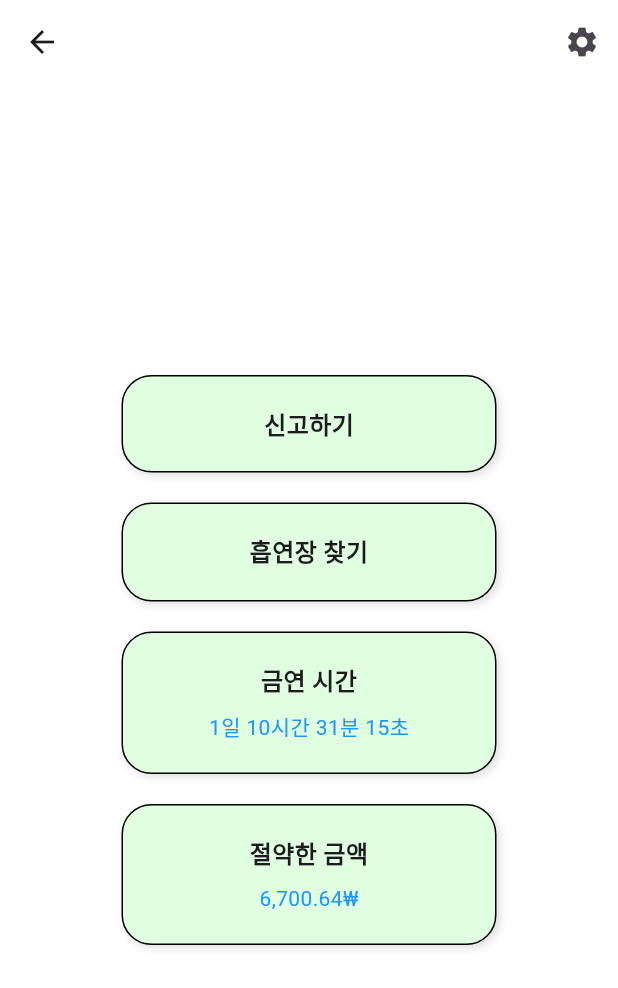
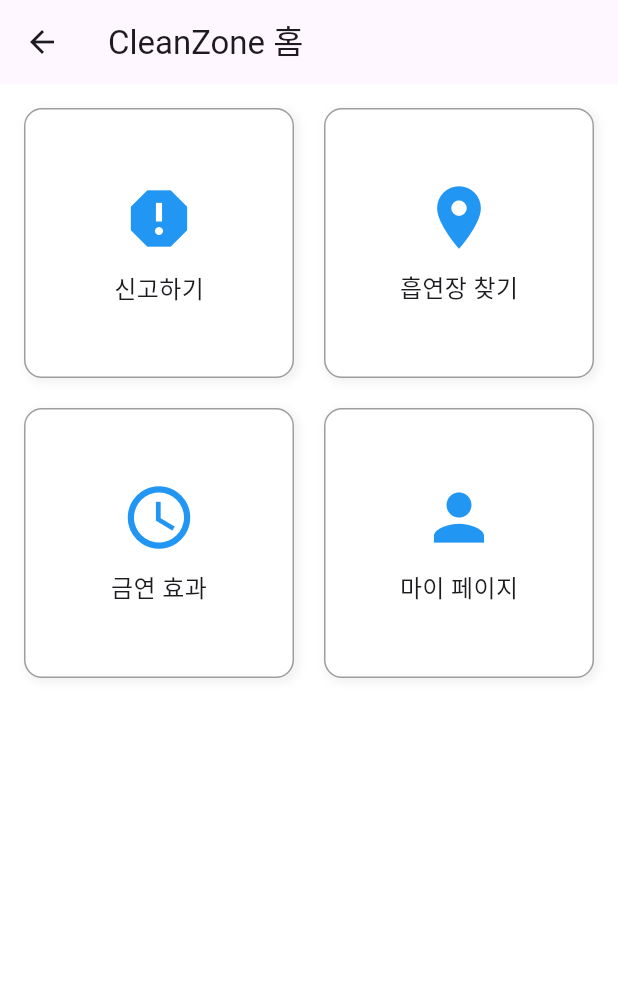
Before and after one commit to jinwon0134/capstondisign, a Flutter app: the MainPage screen opened directly, on a phone screen of 412 x 824 dp. Shown: the top 988 px of the screen. Run offline on Flutter 3.47's test engine with Material 3 defaults, Android fonts, the phone set to English and light mode, and no system bars.

Commit message:
메인페이지 수정 중

```diff
--- a/lib/Page/main_page.dart
+++ b/lib/Page/main_page.dart
@@ -1,72 +1,68 @@
 import 'package:flutter/material.dart';
 
+void main() => runApp(const MyApp());
+
+class MyApp extends StatelessWidget {
+  const MyApp({Key? key}) : super(key: key);
+
+  @override
+  Widget build(BuildContext context) {
+    return const MaterialApp(
+      home: MainPage(),
+    );
+  }
+}
+
 class MainPage extends StatelessWidget {
-  const MainPage({super.key});
+  const MainPage({Key? key}) : super(key: key);
+
+  final List<Map<String, dynamic>> menuItems = const [
+    {'icon': Icons.report, 'label': '신고하기'},
+    {'icon': Icons.place, 'label': '흡연장 찾기'},
+    {'icon': Icons.access_time, 'label': '금연 효과'},
+    {'icon': Icons.person, 'label': '마이 페이지'},
+  ];
 
   @override
   Widget build(BuildContext context) {
     return Scaffold(
-      appBar: AppBar(
-        elevation: 0,
-        backgroundColor: Colors.white,
-        actions: [
-          IconButton(
-            icon: const Icon(Icons.settings),
-            onPressed: () {},
-          ),
+      appBar: AppBar(title: const Text('CleanZone 홈')),
+      body: Padding(
+        padding: const EdgeInsets.all(16.0),
+        child: GridView.count(
+          crossAxisCount: 2,
+          crossAxisSpacing: 20,
+          mainAxisSpacing: 20,
+          children: menuItems.map((item) {
+            return GestureDetector(
+              onTap: () {
+                print('${item['label']} 클릭됨');
+              },
+              child: Container(
+                decoration: BoxDecoration(
+                  color: Colors.white,
+                  border: Border.all(color: Colors.grey), // 회색 테두리
+                  borderRadius: BorderRadius.circular(12), // 모서리 둥글게
+                  boxShadow: [
+                    BoxShadow(
+                      color: Colors.black.withOpacity(0.05),
+                      spreadRadius: 1,
+                      blurRadius: 4,
+                      offset: const Offset(2, 2),
+                    )
                   ],
                 ),
-      body: Center(
-        child: SingleChildScrollView(
                 child: Column(
+                  mainAxisAlignment: MainAxisAlignment.center,
                   children: [
-              _mainButton(context, '신고하기', () {}),
-              const SizedBox(height: 20),
-              _mainButton(context, '흡연장 찾기', () {}),
-              const SizedBox(height: 20),
-              _mainButton(context, '금연 시간', () {}, subtitle: '1일 10시간 31분 15초'),
-              const SizedBox(height: 20),
-              _mainButton(context, '절약한 금액', () {}, subtitle: '6,700.64₩'),
+                    Icon(item['icon'], size: 50, color: Colors.blue),
+                    const SizedBox(height: 10),
+                    Text(item['label'], style: const TextStyle(fontSize: 16)),
                   ],
                 ),
               ),
-      ),
             );
-  }
-
-  Widget _mainButton(BuildContext context, String title, VoidCallback onTap,
-      {String? subtitle}) {
-    return Container(
-      width: 250,
-      padding: const EdgeInsets.symmetric(vertical: 20),
-      decoration: BoxDecoration(
-        color: const Color(0xFFDFFFE0),
-        borderRadius: BorderRadius.circular(20),
-        border: Border.all(color: Colors.black),
-        boxShadow: const [
-          BoxShadow(
-            color: Colors.black12,
-            blurRadius: 4,
-            offset: Offset(2, 2),
-          ),
-        ],
-      ),
-      child: InkWell(
-        onTap: onTap,
-        child: Column(
-          children: [
-            Text(
-              title,
-              style: const TextStyle(fontWeight: FontWeight.bold, fontSize: 16),
-            ),
-            if (subtitle != null) ...[
-              const SizedBox(height: 8),
-              Text(
-                subtitle,
-                style: const TextStyle(color: Colors.blue),
-              ),
-            ],
-          ],
+          }).toList(),
         ),
       ),
     );
```
Lines whose indentation alone changed are shown as unchanged.
